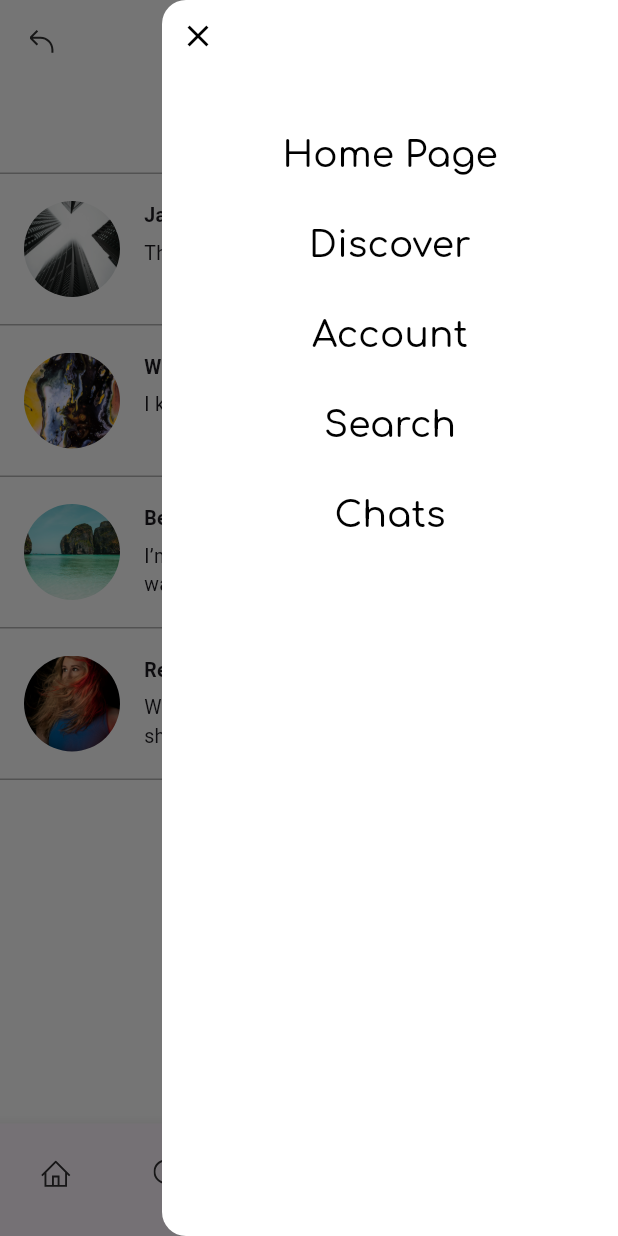
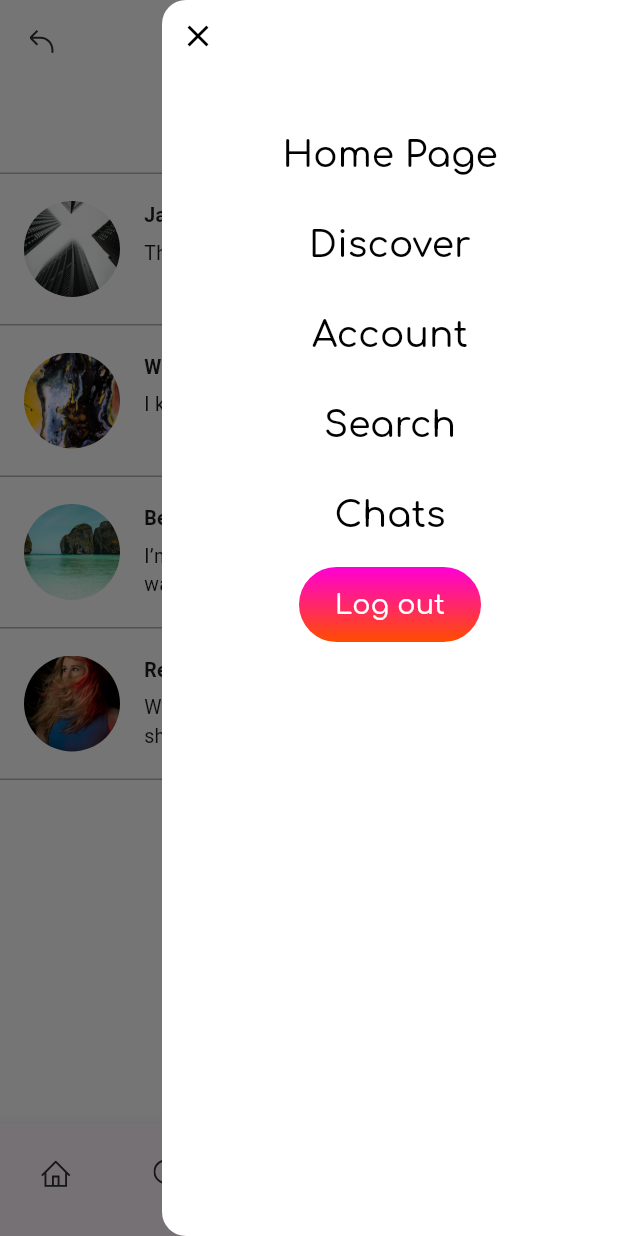
Before and after one commit to NMMustafina/Flutter_Photo_App, a Flutter app: the ChatsScreen screen opened by its route, with the side drawer open, on a phone screen of 412 x 824 dp. Run offline on Flutter 3.47's test engine with Material 3 defaults, Android fonts, the phone set to English and light mode, and no system bars; our stand-ins replace cloud_firestore, dio, email_validator, firebase_auth, firebase_core, flutter_svg and 2 more; accounts and stored records are empty.

```diff
--- a/lib/screens/login_screen.dart
+++ b/lib/screens/login_screen.dart
@@ -72,7 +72,7 @@ class _LoginScreenState extends State<LoginScreen> {
           alignment: const AlignmentDirectional(-1, 1),
           child: GestureDetector(
             onTap: () {
-              Navigator.pop(context);
+              Navigator.pushNamed(context, '/home');
             },
             child: SvgPicture.asset(
               'assets/images/icons/arrow.svg',
--- a/lib/widgets/bottom_nav_bar.dart
+++ b/lib/widgets/bottom_nav_bar.dart
@@ -1,5 +1,6 @@
 import 'package:flutter/material.dart';
 import 'package:flutter_svg/flutter_svg.dart';
+import 'package:photo_app/widgets/custom_stack_icon.dart';
 
 class BottomNavBar extends StatefulWidget {
   final int selectedIndex;
@@ -82,36 +83,3 @@ class _BottomNavBarState extends State<BottomNavBar> {
     );
   }
 }
-
-class CustomStackIcon extends StatelessWidget {
-  const CustomStackIcon({super.key});
-
-  @override
-  Widget build(BuildContext context) {
-    return Stack(
-      alignment: Alignment.center,
-      children: [
-        Container(
-          width: 70,
-          height: 40,
-          decoration: BoxDecoration(
-            borderRadius: BorderRadius.circular(50),
-            gradient: const LinearGradient(
-              colors: [
-                Color(0xFFFF00D6),
-                Color(0xFFFF4D00),
-              ],
-              begin: Alignment.topRight,
-              end: Alignment.bottomRight,
-            ),
-          ),
-        ),
-        const Icon(
-          Icons.add,
-          size: 20,
-          color: Colors.white,
-        ),
-      ],
-    );
-  }
-}
--- /dev/null
+++ b/lib/widgets/custom_stack_icon.dart
@@ -0,0 +1,34 @@
+import 'package:flutter/material.dart';
+
+class CustomStackIcon extends StatelessWidget {
+  const CustomStackIcon({super.key});
+
+  @override
+  Widget build(BuildContext context) {
+    return Stack(
+      alignment: Alignment.center,
+      children: [
+        Container(
+          width: 70,
+          height: 40,
+          decoration: BoxDecoration(
+            borderRadius: BorderRadius.circular(50),
+            gradient: const LinearGradient(
+              colors: [
+                Color(0xFFFF00D6),
+                Color(0xFFFF4D00),
+              ],
+              begin: Alignment.topRight,
+              end: Alignment.bottomRight,
+            ),
+          ),
+        ),
+        const Icon(
+          Icons.add,
+          size: 20,
+          color: Colors.white,
+        ),
+      ],
+    );
+  }
+}
--- a/lib/widgets/end_drawer.dart
+++ b/lib/widgets/end_drawer.dart
@@ -1,10 +1,23 @@
 import 'package:flutter/material.dart';
+import 'package:shared_preferences/shared_preferences.dart';
+import 'package:photo_app/widgets/end_drawer_primary_button.dart';
 
 class EndDrawer extends StatelessWidget {
   const EndDrawer({super.key});
 
   @override
   Widget build(BuildContext context) {
+    void logout(BuildContext context) async {
+      final prefs = await SharedPreferences.getInstance();
+      await prefs.clear();
+
+      Navigator.pushNamedAndRemoveUntil(
+        context,
+        '/login',
+        (route) => false,
+      );
+    }
+
     return Drawer(
       backgroundColor: Colors.white,
       elevation: 16,
@@ -15,140 +28,55 @@ class EndDrawer extends StatelessWidget {
             Align(
               alignment: const AlignmentDirectional(-1, 0),
               child: IconButton(
-                icon: const Icon(
-                  Icons.close,
-                  color: Colors.black,
-                  size: 24,
-                ),
+                icon: const Icon(Icons.close, color: Colors.black, size: 24),
                 onPressed: () {
                   Navigator.pop(context);
                 },
               ),
             ),
             const SizedBox(height: 30),
-            Row(
-              children: [
-                Expanded(
-                  child: TextButton(
-                    onPressed: () {
-                      Navigator.pushNamed(context, '/home');
-                    },
-                    style: TextButton.styleFrom(
-                      shape: const RoundedRectangleBorder(
-                        borderRadius: BorderRadius.zero,
+            const EndDrawerPrimaryButton(
+                title: 'Home Page', routeName: '/home'),
+            const SizedBox(height: 10),
+            const EndDrawerPrimaryButton(
+                title: 'Discover', routeName: '/discover'),
+            const SizedBox(height: 10),
+            const EndDrawerPrimaryButton(
+                title: 'Account', routeName: '/account'),
+            const SizedBox(height: 10),
+            const EndDrawerPrimaryButton(title: 'Search', routeName: '/search'),
+            const SizedBox(height: 10),
+            const EndDrawerPrimaryButton(title: 'Chats', routeName: '/chats'),
+            const SizedBox(height: 10),
+            Container(
+              decoration: const BoxDecoration(
+                gradient: LinearGradient(
+                  colors: [
+                    Color(0xFFFF00D6),
+                    Color(0xFFFF4D00),
+                  ],
+                  begin: Alignment.topRight,
+                  end: Alignment.bottomRight,
                 ),
-                      foregroundColor: Colors.black,
+                borderRadius: BorderRadius.all(Radius.circular(25)),
+              ),
+              child: ElevatedButton(
+                onPressed: () => logout(context),
+                style: ElevatedButton.styleFrom(
+                  backgroundColor: Colors.transparent,
+                  shadowColor: Colors.transparent,
+                  padding:
+                      const EdgeInsets.symmetric(vertical: 12, horizontal: 24),
                 ),
                 child: const Text(
-                      'Home Page',
+                  'Log out',
                   style: TextStyle(
                     fontFamily: 'Comfortaa',
-                        fontSize: 24,
+                    fontSize: 18,
+                    color: Colors.white,
                   ),
                 ),
               ),
-                ),
-              ],
-            ),
-            const SizedBox(height: 10),
-            Row(
-              children: [
-                Expanded(
-                  child: TextButton(
-                    onPressed: () {
-                      Navigator.pushNamed(context, '/discover');
-                    },
-                    style: TextButton.styleFrom(
-                      shape: const RoundedRectangleBorder(
-                        borderRadius: BorderRadius.zero,
-                      ),
-                      foregroundColor: Colors.black,
-                    ),
-                    child: const Text(
-                      'Discover',
-                      style: TextStyle(
-                        fontFamily: 'Comfortaa',
-                        fontSize: 24,
-                      ),
-                    ),
-                  ),
-                ),
-              ],
-            ),
-            const SizedBox(height: 10),
-            Row(
-              children: [
-                Expanded(
-                  child: TextButton(
-                    onPressed: () {
-                      Navigator.pushNamed(context, '/account');
-                    },
-                    style: TextButton.styleFrom(
-                      shape: const RoundedRectangleBorder(
-                        borderRadius: BorderRadius.zero,
-                      ),
-                      foregroundColor: Colors.black,
-                    ),
-                    child: const Text(
-                      'Account',
-                      style: TextStyle(
-                        fontFamily: 'Comfortaa',
-                        fontSize: 24,
-                      ),
-                    ),
-                  ),
-                ),
-              ],
-            ),
-            const SizedBox(height: 10),
-            Row(
-              children: [
-                Expanded(
-                  child: TextButton(
-                    onPressed: () {
-                      Navigator.pushNamed(context, '/search');
-                    },
-                    style: TextButton.styleFrom(
-                      shape: const RoundedRectangleBorder(
-                        borderRadius: BorderRadius.zero,
-                      ),
-                      foregroundColor: Colors.black,
-                    ),
-                    child: const Text(
-                      'Search',
-                      style: TextStyle(
-                        fontFamily: 'Comfortaa',
-                        fontSize: 24,
-                      ),
-                    ),
-                  ),
-                ),
-              ],
-            ),
-            const SizedBox(height: 10),
-            Row(
-              children: [
-                Expanded(
-                  child: TextButton(
-                    onPressed: () {
-                      Navigator.pushNamed(context, '/chats');
-                    },
-                    style: TextButton.styleFrom(
-                      shape: const RoundedRectangleBorder(
-                        borderRadius: BorderRadius.zero,
-                      ),
-                      foregroundColor: Colors.black,
-                    ),
-                    child: const Text(
-                      'Chats',
-                      style: TextStyle(
-                        fontFamily: 'Comfortaa',
-                        fontSize: 24,
-                      ),
-                    ),
-                  ),
-                ),
-              ],
             ),
           ],
         ),
--- /dev/null
+++ b/lib/widgets/end_drawer_primary_button.dart
@@ -0,0 +1,37 @@
+import 'package:flutter/material.dart';
+
+class EndDrawerPrimaryButton extends StatelessWidget {
+  final String title;
+  final String routeName;
+
+  const EndDrawerPrimaryButton(
+      {super.key, required this.title, required this.routeName});
+
+  @override
+  Widget build(BuildContext context) {
+    return Row(
+      children: [
+        Expanded(
+          child: TextButton(
+            onPressed: () {
+              Navigator.pushNamed(context, routeName);
+            },
+            style: TextButton.styleFrom(
+              shape: const RoundedRectangleBorder(
+                borderRadius: BorderRadius.zero,
+              ),
+              foregroundColor: Colors.black,
+            ),
+            child: Text(
+              title,
+              style: const TextStyle(
+                fontFamily: 'Comfortaa',
+                fontSize: 24,
+              ),
+            ),
+          ),
+        ),
+      ],
+    );
+  }
+}
```
Lines whose indentation alone changed are shown as unchanged.
